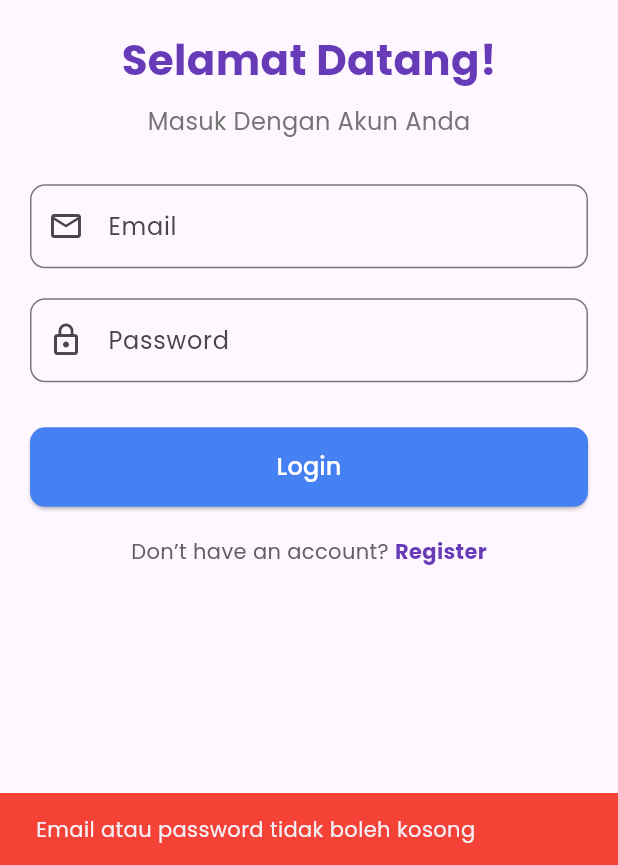
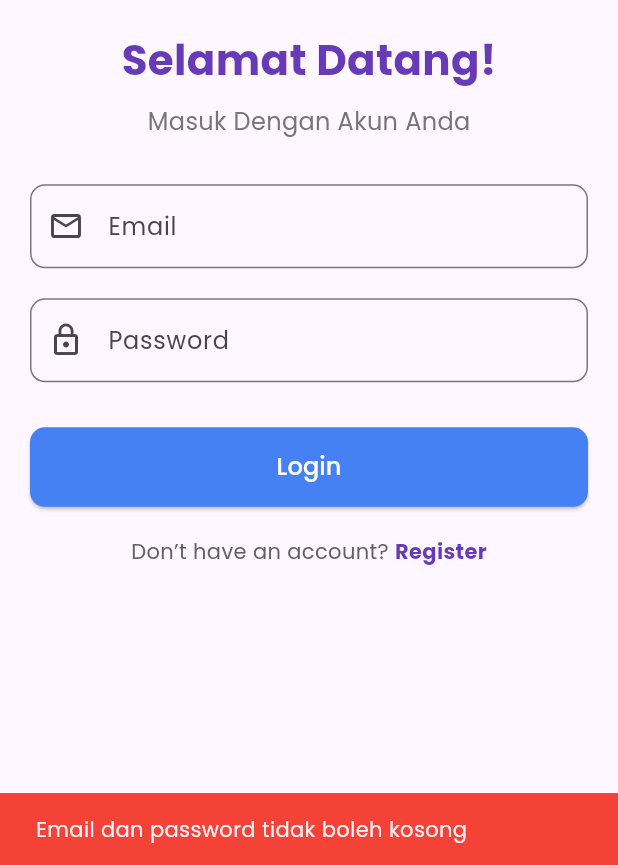
Before and after one commit to Cill19/Cartify, a Flutter app: the screen it shows after launch, after a tap on "Login", on a phone screen of 412 x 824 dp, the part 371-1236 px from its top. Run offline on Flutter 3.47's test engine with Material 3 defaults, Android fonts, the phone set to English and light mode, and no system bars; our stand-ins replace cloud_firestore, firebase_auth, firebase_core, google_fonts; accounts and stored records are empty.

Commit message:
login done

```diff
--- a/lib/screens/login_screen.dart
+++ b/lib/screens/login_screen.dart
@@ -1,8 +1,46 @@
 import 'package:flutter/material.dart';
+import 'package:cartify/auth/auth_service.dart'; // Import AuthService
 
 class LoginScreen extends StatelessWidget {
   final TextEditingController emailController = TextEditingController();
   final TextEditingController passwordController = TextEditingController();
+  final AuthService _authService = AuthService(); // Instance AuthService
+
+  Future<void> _login(BuildContext context) async {
+    final email = emailController.text.trim();
+    final password = passwordController.text.trim();
+
+    if (email.isEmpty || password.isEmpty) {
+      ScaffoldMessenger.of(context).showSnackBar(
+        const SnackBar(
+          content: Text('Email dan password tidak boleh kosong'),
+          backgroundColor: Colors.red,
+        ),
+      );
+      return;
+    }
+
+    try {
+      // Logika Login dengan AuthService
+      final user = await _authService.loginUser(email, password);
+
+      if (email == 'admin@gmail.com') {
+        // Jika email adalah admin
+        Navigator.pushNamed(context, '/adminHome');
+      } else {
+        // Jika login berhasil untuk user biasa
+        Navigator.pushNamed(context, '/homeScreen');
+      }
+    } catch (e) {
+      // Jika login gagal
+      ScaffoldMessenger.of(context).showSnackBar(
+        SnackBar(
+          content: Text(e.toString()),
+          backgroundColor: Colors.red,
+        ),
+      );
+    }
+  }
 
   @override
   Widget build(BuildContext context) {
@@ -73,28 +111,7 @@ class LoginScreen extends StatelessWidget {
               SizedBox(
                 width: double.infinity,
                 child: ElevatedButton(
-                  onPressed: () {
-                    // Logika login
-                    String email = emailController.text.trim();
-                    String password = passwordController.text.trim();
-
-                    if (email == 'admin' && password == 'admin') {
-                      // Jika email dan password adalah admin
-                      Navigator.pushNamed(context, '/adminHome');
-                    } else if (email.isNotEmpty && password.isNotEmpty) {
-                      // Jika login berhasil untuk user biasa
-                      Navigator.pushNamed(context, '/homeScreen');
-                    } else {
-                      // Jika login gagal
-                      ScaffoldMessenger.of(context).showSnackBar(
-                        SnackBar(
-                          content: const Text(
-                              'Email atau password tidak boleh kosong'),
-                          backgroundColor: Colors.red,
-                        ),
-                      );
-                    }
-                  },
+                  onPressed: () => _login(context), // Panggil fungsi login
                   style: ElevatedButton.styleFrom(
                     backgroundColor: const Color(0xFF4681F4),
                     padding: const EdgeInsets.symmetric(vertical: 15),
--- a/pubspec.yaml
+++ b/pubspec.yaml
@@ -15,6 +15,7 @@ dependencies:
   cloud_firestore: ^5.6.0
   firebase_core: ^3.9.0
   google_fonts: ^6.2.1
+  firebase_auth: ^5.3.4
 
 dev_dependencies:
   flutter_test:
```
Also changed, not shown: lib/auth/auth_service.dart (added, +70 -0 lines), lib/screens/register_screen.dart (+81 -21 lines), pubspec.lock, 4 other files.
